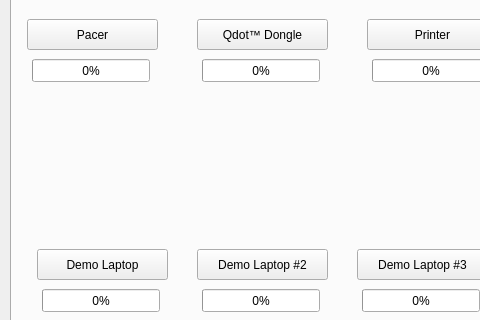
This is Code/Forms/MainWindowBig.ui in EranYonai/Auto-Baseline as Qt 5 draws it before an edit; both pictures show x 0 to 480 and y 146 to 466 of the 698 by 610 pixel window. The edited form follows.
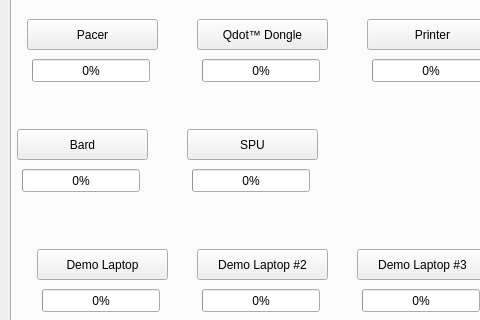
This is the edited form. The open tabs and pages were chosen to show the change.

The edit to the form file:
```diff
--- a/Code/Forms/MainWindowBig.ui
+++ b/Code/Forms/MainWindowBig.ui
@@ -1528,6 +1528,82 @@
        <string>Demo Laptop #3</string>
       </property>
      </widget>
+     <widget class="QPushButton" name="bar_win">
+      <property name="geometry">
+       <rect>
+        <x>5</x>
+        <y>140</y>
+        <width>131</width>
+        <height>31</height>
+       </rect>
+      </property>
+      <property name="text">
+       <string>Bard</string>
+      </property>
+     </widget>
+     <widget class="QProgressBar" name="bard_bar">
+      <property name="geometry">
+       <rect>
+        <x>10</x>
+        <y>180</y>
+        <width>118</width>
+        <height>23</height>
+       </rect>
+      </property>
+      <property name="maximum">
+       <number>2</number>
+      </property>
+      <property name="value">
+       <number>0</number>
+      </property>
+      <property name="textVisible">
+       <bool>true</bool>
+      </property>
+      <property name="invertedAppearance">
+       <bool>false</bool>
+      </property>
+      <property name="textDirection">
+       <enum>QProgressBar::TopToBottom</enum>
+      </property>
+     </widget>
+     <widget class="QPushButton" name="spu_win">
+      <property name="geometry">
+       <rect>
+        <x>175</x>
+        <y>140</y>
+        <width>131</width>
+        <height>31</height>
+       </rect>
+      </property>
+      <property name="text">
+       <string>SPU</string>
+      </property>
+     </widget>
+     <widget class="QProgressBar" name="spu_bar">
+      <property name="geometry">
+       <rect>
+        <x>180</x>
+        <y>180</y>
+        <width>118</width>
+        <height>23</height>
+       </rect>
+      </property>
+      <property name="maximum">
+       <number>2</number>
+      </property>
+      <property name="value">
+       <number>0</number>
+      </property>
+      <property name="textVisible">
+       <bool>true</bool>
+      </property>
+      <property name="invertedAppearance">
+       <bool>false</bool>
+      </property>
+      <property name="textDirection">
+       <enum>QProgressBar::TopToBottom</enum>
+      </property>
+     </widget>
     </widget>
    </widget>
    <widget class="QPushButton" name="import_button">
```
Left out of the diff: 56 changed lines with no effect on the pictures.
